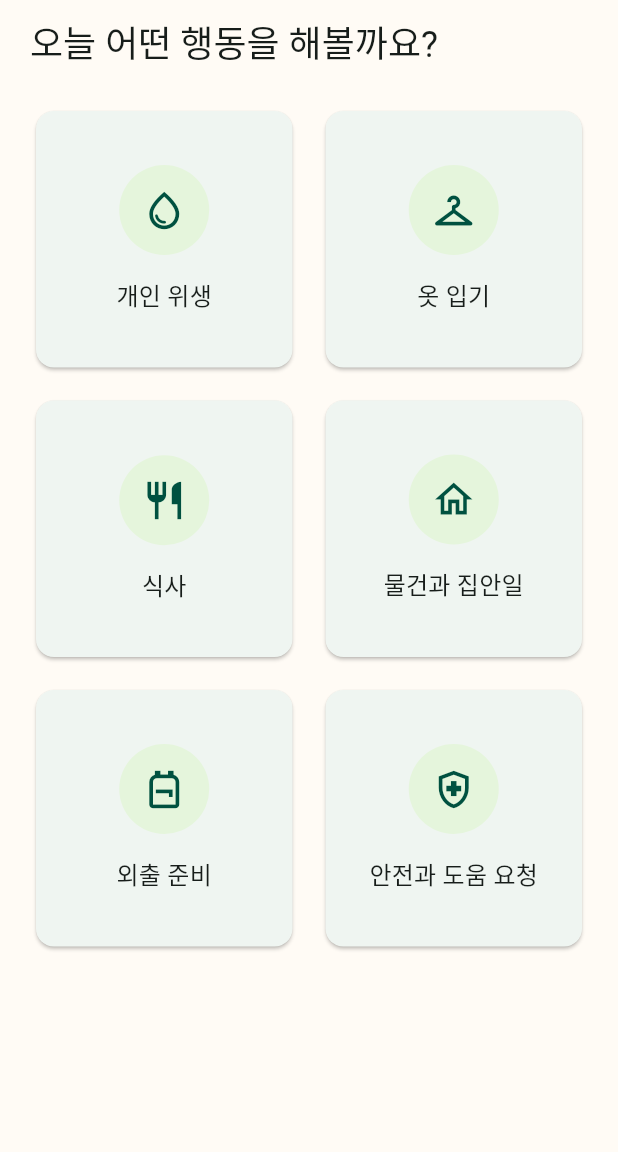
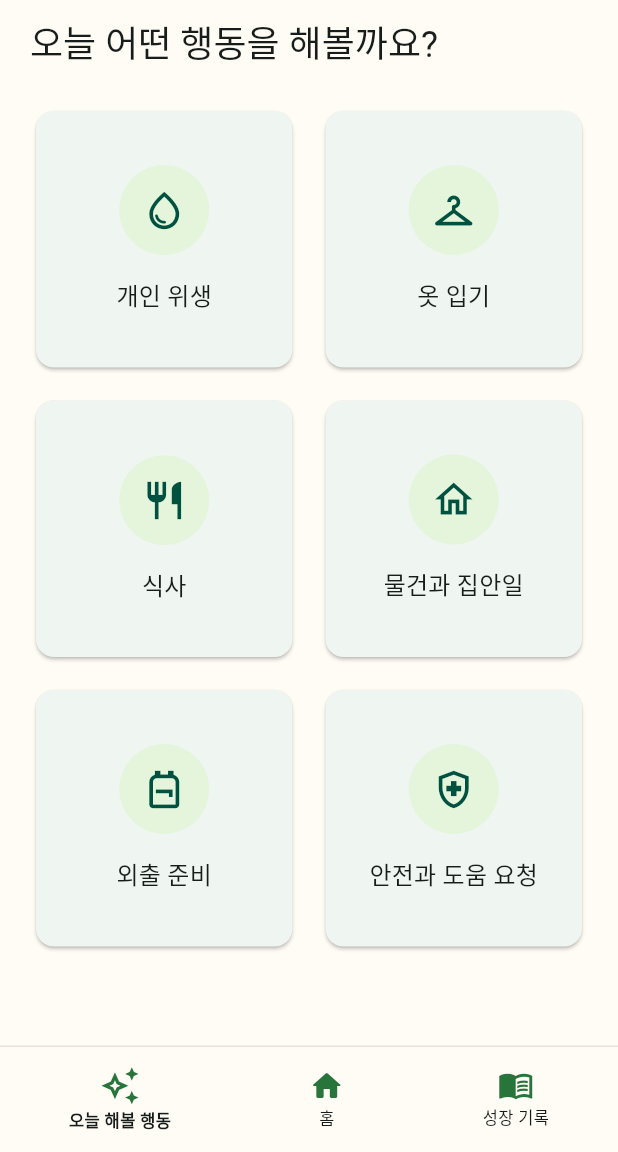
Before and after one commit to criseina/growup, a Flutter app: the ActionLibraryPage screen opened directly, on a phone screen of 412 x 824 dp, the part 84-1236 px from its top. Run offline on Flutter 3.47's test engine with Material 3 defaults, Android fonts, the phone set to English and light mode, and no system bars; our stand-ins replace shared_preferences; accounts and stored records are empty.

Commit message:
feat: keep primary navigation across main screens

```diff
--- a/lib/main.dart
+++ b/lib/main.dart
@@ -266,7 +266,43 @@ class _HomePageState extends State<HomePage> {
         ),
       ),
     ),
-    bottomNavigationBar: SafeArea(
+    bottomNavigationBar: _AppBottomNavigation(
+      profileId: _activeProfile.id,
+      current: _AppDestination.home,
+    ),
+  );
+}
+
+enum _AppDestination { actions, home, records }
+
+class _AppBottomNavigation extends StatelessWidget {
+  const _AppBottomNavigation({required this.profileId, required this.current});
+
+  final String profileId;
+  final _AppDestination current;
+
+  void _goHome(BuildContext context) {
+    if (current != _AppDestination.home) {
+      Navigator.of(context).popUntil((route) => route.isFirst);
+    }
+  }
+
+  void _goTo(BuildContext context, _AppDestination destination) {
+    if (destination == current) return;
+    if (destination == _AppDestination.home) {
+      _goHome(context);
+      return;
+    }
+    final page = destination == _AppDestination.actions
+        ? ActionLibraryPage(profileId: profileId)
+        : GrowthRecordPage(profileId: profileId);
+    Navigator.of(
+      context,
+    ).pushReplacement(MaterialPageRoute(builder: (_) => page));
+  }
+
+  @override
+  Widget build(BuildContext context) => SafeArea(
     top: false,
     child: Container(
       padding: const EdgeInsets.symmetric(vertical: 8),
@@ -280,35 +316,37 @@ class _HomePageState extends State<HomePage> {
           _HomeNavItem(
             icon: Icons.auto_awesome_outlined,
             label: '오늘 해볼 행동',
-              onTap: () => Navigator.of(context).push(
-                MaterialPageRoute(
-                  builder: (_) =>
-                      ActionLibraryPage(profileId: _activeProfile.id),
-                ),
-              ),
-            ),
-            const _HomeNavItem(icon: Icons.home_rounded, label: '홈'),
+            selected: current == _AppDestination.actions,
+            onTap: () => _goTo(context, _AppDestination.actions),
+          ),
+          _HomeNavItem(
+            icon: Icons.home_rounded,
+            label: '홈',
+            selected: current == _AppDestination.home,
+            onTap: () => _goHome(context),
+          ),
           _HomeNavItem(
             icon: Icons.menu_book_outlined,
             label: '성장 기록',
-              onTap: () => Navigator.of(context).push(
-                MaterialPageRoute(
-                  builder: (_) =>
-                      GrowthRecordPage(profileId: _activeProfile.id),
-                ),
-              ),
-            ),
-          ],
-        ),
+            selected: current == _AppDestination.records,
+            onTap: () => _goTo(context, _AppDestination.records),
+          ),
+        ],
       ),
     ),
   );
 }
 
 class _HomeNavItem extends StatelessWidget {
-  const _HomeNavItem({required this.icon, required this.label, this.onTap});
+  const _HomeNavItem({
+    required this.icon,
+    required this.label,
+    required this.selected,
+    this.onTap,
+  });
   final IconData icon;
   final String label;
+  final bool selected;
   final VoidCallback? onTap;
 
   @override
@@ -320,9 +358,15 @@ class _HomeNavItem extends StatelessWidget {
       child: Column(
         mainAxisSize: MainAxisSize.min,
         children: [
-          Icon(icon, color: const Color(0xff28753c)),
+          Icon(icon, color: const Color(0xff28753c), size: selected ? 27 : 24),
           const SizedBox(height: 2),
-          Text(label, style: const TextStyle(fontSize: 11)),
+          Text(
+            label,
+            style: TextStyle(
+              fontSize: 11,
+              fontWeight: selected ? FontWeight.bold : FontWeight.normal,
+            ),
+          ),
         ],
       ),
     ),
@@ -731,6 +775,10 @@ class _GrowthRecordPageState extends State<GrowthRecordPage> {
               );
             },
           ),
+    bottomNavigationBar: _AppBottomNavigation(
+      profileId: widget.profileId,
+      current: _AppDestination.records,
+    ),
   );
 }
 
@@ -1051,6 +1099,10 @@ class _ActionLibraryPageState extends State<ActionLibraryPage> {
             ],
           );
         },
+      ),
+      bottomNavigationBar: _AppBottomNavigation(
+        profileId: widget.profileId,
+        current: _AppDestination.actions,
       ),
     );
   }
```
Lines whose indentation alone changed are shown as unchanged.
